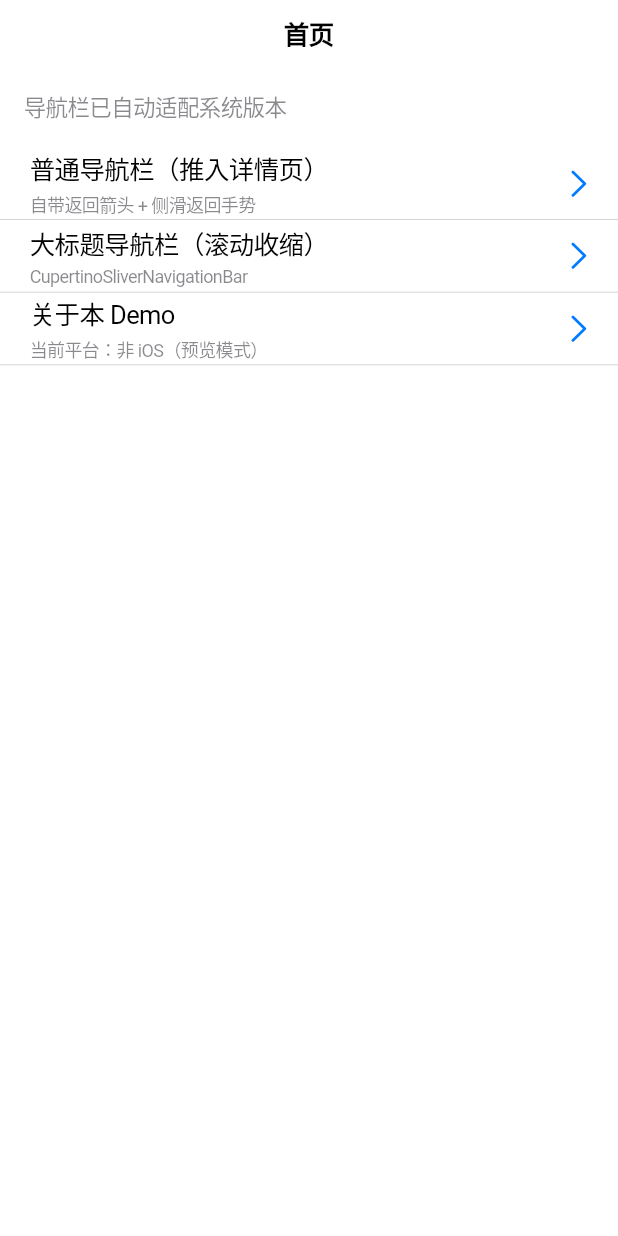
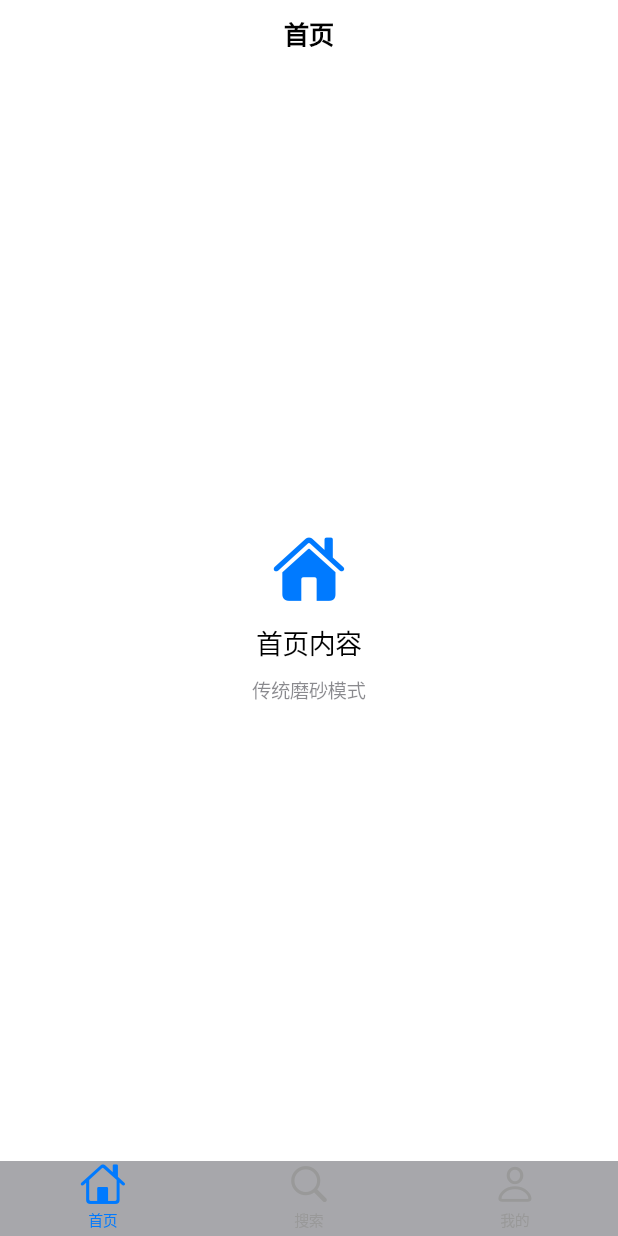
Before and after one commit to iqks/91781367, a Flutter app: the screen it shows after launch, on a phone screen of 412 x 824 dp. Run offline on Flutter 3.47's test engine with Material 3 defaults, Android fonts, the phone set to English and light mode, and no system bars.

Commit message:
add native iOS bottom tab bar (CupertinoTabBar) with liquid glass style

```diff
--- a/lib/main.dart
+++ b/lib/main.dart
@@ -8,13 +8,13 @@ void main() {
 }
 
 /// ============================================================
-///  iOS 原生风格导航栏 Demo（Cupertino 风格）
+///  iOS 原生风格 App Demo（Cupertino 组件）
 ///
-///  规则（对应你的需求）：
-///   - iOS 26 及以上 → 模拟液态玻璃（更通透的毛玻璃）
-///   - iOS 25 及以下 → 传统原生磨砂导航栏
-///   - 全部使用 Flutter 自带 Cupertino 组件，不依赖任何第三方插件，
-///     在 GitHub Actions 打包 iOS 未签名 IPA 100% 稳定
+///  结构：打开 App 就是「底部导航栏 + 各标签页」
+///  - 底部导航栏：CupertinoTabBar（iOS 原生底部标签栏，自带毛玻璃）
+///  - 每个标签页：顶部 CupertinoNavigationBar + 简单内容
+///  - 液态玻璃规则：iOS 26+ 更通透（模拟液态玻璃）；旧系统传统磨砂
+///  - 全部 Flutter 自带 Cupertino 组件，GitHub Actions 打包稳定
 /// ============================================================
 class LiquidGlassApp extends StatelessWidget {
   const LiquidGlassApp({super.key});
@@ -25,7 +25,7 @@ class LiquidGlassApp extends StatelessWidget {
       title: '液态玻璃 Demo',
       debugShowCheckedModeBanner: false,
       theme: const CupertinoThemeData(brightness: Brightness.light),
-      home: const HomePage(),
+      home: const MainTabPage(),
     );
   }
 }
@@ -40,9 +40,8 @@ bool supportLiquidGlass() {
   return major >= 26;
 }
 
-/// 根据系统版本返回导航栏背景色：
-/// iOS 26+ → 更通透（视觉上模拟液态玻璃）
-/// 旧系统 → 传统磨砂毛玻璃
+/// 根据系统版本返回玻璃背景色：
+/// iOS 26+ → 更通透（视觉上模拟液态玻璃）；旧系统 → 传统磨砂
 Color navBarBackground(BuildContext context) {
   final isLiquid = supportLiquidGlass();
   final color = isLiquid
@@ -51,169 +50,142 @@ Color navBarBackground(BuildContext context) {
   return CupertinoDynamicColor.resolve(color, context);
 }
 
-/// 显示当前 iOS 版本与玻璃模式的提示文案
-String glassModeText(BuildContext context) {
-  if (kIsWeb) {
-    return '当前平台：Web 预览模式\n打包安装到 iPhone 后自动生效';
-  }
-  if (!Platform.isIOS) {
-    return '当前平台：非 iOS（预览模式）\n打包安装到 iPhone 后自动生效';
-  }
-  final version = Platform.operatingSystemVersion;
-  final isLiquid = supportLiquidGlass();
-  return 'iOS 版本：$version\n'
-      '玻璃模式：${isLiquid ? '液态玻璃（iOS 26+ 通透模式）' : '传统原生磨砂'}';
-}
-
-/// 首页：普通导航栏 + 列表入口
-class HomePage extends StatelessWidget {
-  const HomePage({super.key});
+/// 主页面：iOS 原生底部标签导航栏（CupertinoTabBar）
+class MainTabPage extends StatelessWidget {
+  const MainTabPage({super.key});
 
   @override
   Widget build(BuildContext context) {
-    return CupertinoPageScaffold(
-      navigationBar: CupertinoNavigationBar(
-        middle: const Text('首页'),
-        // 背景色：自动适配液态玻璃 / 传统磨砂
+    return CupertinoTabScaffold(
+      tabBar: CupertinoTabBar(
+        items: const [
+          BottomNavigationBarItem(
+            icon: Icon(CupertinoIcons.house),
+            label: '首页',
+          ),
+          BottomNavigationBarItem(
+            icon: Icon(CupertinoIcons.search),
+            label: '搜索',
+          ),
+          BottomNavigationBarItem(
+            icon: Icon(CupertinoIcons.person),
+            label: '我的',
+          ),
+        ],
+        // 底部导航栏毛玻璃背景，自动适配液态玻璃
         backgroundColor: navBarBackground(context),
-        // 去掉底部分割线，更贴近 iOS 原生
+        // 去掉顶部分隔线，更贴近 iOS 原生
         border: null,
       ),
-      child: ListView(
-        children: [
-          const Padding(
-            padding: EdgeInsets.all(16),
-            child: Text(
-              '导航栏已自动适配系统版本',
-              style: TextStyle(fontSize: 15, color: CupertinoColors.secondaryLabel),
-            ),
-          ),
-          _buildCell(
-            context,
-            title: '普通导航栏（推入详情页）',
-            subtitle: '自带返回箭头 + 侧滑返回手势',
-            onTap: () => Navigator.of(context).push(
-              CupertinoPageRoute(builder: (_) => const DetailPage()),
-            ),
-          ),
-          _buildCell(
-            context,
-            title: '大标题导航栏（滚动收缩）',
-            subtitle: 'CupertinoSliverNavigationBar',
-            onTap: () => Navigator.of(context).push(
-              CupertinoPageRoute(builder: (_) => const LargeTitlePage()),
-            ),
-          ),
-          _buildCell(
-            context,
-            title: '关于本 Demo',
-            subtitle: glassModeText(context),
-            onTap: () {},
-          ),
-        ],
-      ),
-    );
+      tabBuilder: (context, index) {
+        // 每个标签页独立的导航栈（和 iOS 原生一致）
+        switch (index) {
+          case 0:
+            return const _HomeTab();
+          case 1:
+            return const _SearchTab();
+          default:
+            return const _ProfileTab();
         }
-
-  Widget _buildCell(
-    BuildContext context, {
-    required String title,
-    required String subtitle,
-    required VoidCallback onTap,
-  }) {
-    return Container(
-      decoration: const BoxDecoration(
-        border: Border(
-          bottom: BorderSide(color: CupertinoColors.separator, width: 0.5),
-        ),
-      ),
-      child: CupertinoListTile(
-        title: Text(title),
-        subtitle: Text(subtitle),
-        trailing: const Icon(CupertinoIcons.chevron_right),
-        onTap: onTap,
-      ),
+      },
     );
   }
 }
 
-/// 详情页：普通导航栏（推入式，系统自带返回按钮）
-class DetailPage extends StatelessWidget {
-  const DetailPage({super.key});
+/// 标签页 1：首页
+class _HomeTab extends StatelessWidget {
+  const _HomeTab();
 
   @override
   Widget build(BuildContext context) {
+    return CupertinoTabView(
+      builder: (context) {
         return CupertinoPageScaffold(
           navigationBar: CupertinoNavigationBar(
-        middle: const Text('详情页面'),
+            middle: const Text('首页'),
             backgroundColor: navBarBackground(context),
             border: null,
           ),
-      child: SafeArea(
           child: Center(
             child: Column(
               mainAxisAlignment: MainAxisAlignment.center,
               children: [
-              const Icon(CupertinoIcons.sparkles, size: 56),
+                const Icon(CupertinoIcons.house_fill, size: 48),
                 const SizedBox(height: 12),
-              const Text('内容区域', style: TextStyle(fontSize: 20)),
+                const Text('首页内容', style: TextStyle(fontSize: 18)),
                 const SizedBox(height: 8),
-              Padding(
-                padding: const EdgeInsets.symmetric(horizontal: 24),
-                child: Text(
-                  glassModeText(context),
-                  textAlign: TextAlign.center,
+                Text(
+                  supportLiquidGlass() ? '液态玻璃模式' : '传统磨砂模式',
                   style: const TextStyle(
                     fontSize: 13,
                     color: CupertinoColors.secondaryLabel,
                   ),
                 ),
-              ),
               ],
             ),
           ),
-      ),
+        );
+      },
     );
   }
 }
 
-/// 大标题导航栏页面：滚动时大标题自动收缩为小标题
-class LargeTitlePage extends StatelessWidget {
-  const LargeTitlePage({super.key});
+/// 标签页 2：搜索
+class _SearchTab extends StatelessWidget {
+  const _SearchTab();
 
   @override
   Widget build(BuildContext context) {
+    return CupertinoTabView(
+      builder: (context) {
         return CupertinoPageScaffold(
-      child: CustomScrollView(
-        slivers: [
-          CupertinoSliverNavigationBar(
-            largeTitle: const Text('大标题'),
-            // 大标题导航栏同样自动适配液态玻璃
+          navigationBar: CupertinoNavigationBar(
+            middle: const Text('搜索'),
             backgroundColor: navBarBackground(context),
             border: null,
           ),
-          SliverSafeArea(
-            top: false,
-            sliver: SliverList(
-              delegate: SliverChildListDelegate(
-                List.generate(
-                  20,
-                  (i) => Padding(
-                    padding: const EdgeInsets.symmetric(
-                      horizontal: 16,
-                      vertical: 12,
-                    ),
-                    child: Text(
-                      '第 ${i + 1} 行内容 · 滚动试试大标题收缩效果',
-                      style: const TextStyle(fontSize: 16),
+          child: Center(
+            child: Column(
+              mainAxisAlignment: MainAxisAlignment.center,
+              children: [
+                const Icon(CupertinoIcons.search, size: 48),
+                const SizedBox(height: 12),
+                const Text('搜索内容', style: TextStyle(fontSize: 18)),
+              ],
             ),
           ),
-                ),
-              ),
-            ),
-          ),
-        ],
-      ),
+        );
+      },
     );
   }
 }
+
+/// 标签页 3：我的
+class _ProfileTab extends StatelessWidget {
+  const _ProfileTab();
+
+  @override
+  Widget build(BuildContext context) {
+    return CupertinoTabView(
+      builder: (context) {
+        return CupertinoPageScaffold(
+          navigationBar: CupertinoNavigationBar(
+            middle: const Text('我的'),
+            backgroundColor: navBarBackground(context),
+            border: null,
+          ),
+          child: Center(
+            child: Column(
+              mainAxisAlignment: MainAxisAlignment.center,
+              children: [
+                const Icon(CupertinoIcons.person_fill, size: 48),
+                const SizedBox(height: 12),
+                const Text('我的内容', style: TextStyle(fontSize: 18)),
+              ],
+            ),
+          ),
+        );
+      },
+    );
+  }
+}
```
Lines whose indentation alone changed are shown as unchanged.
